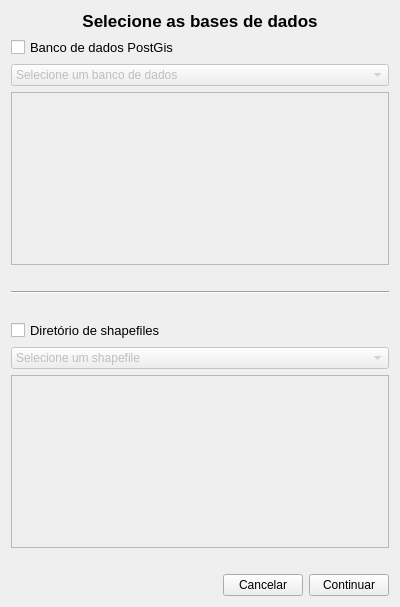
Old version of the form screens/select_databases.ui in the repository spuhub/prisma.
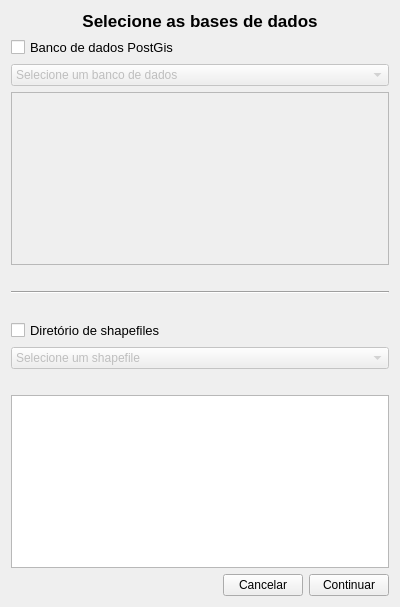
New version of the form.

Diff of the .ui file:
```diff
--- a/screens/select_databases.ui
+++ b/screens/select_databases.ui
@@ -127,13 +127,6 @@
        </item>
       </widget>
      </item>
-     <item>
-      <widget class="QListView" name="list_shapefile">
-       <property name="enabled">
-        <bool>false</bool>
-       </property>
-      </widget>
-     </item>
     </layout>
    </item>
    <item>
@@ -149,6 +142,9 @@
      </property>
     </spacer>
    </item>
+   <item>
+    <widget class="QListWidget" name="list_shapefile"/>
+   </item>
    <item>
     <spacer name="verticalSpacer">
      <property name="orientation">
```
